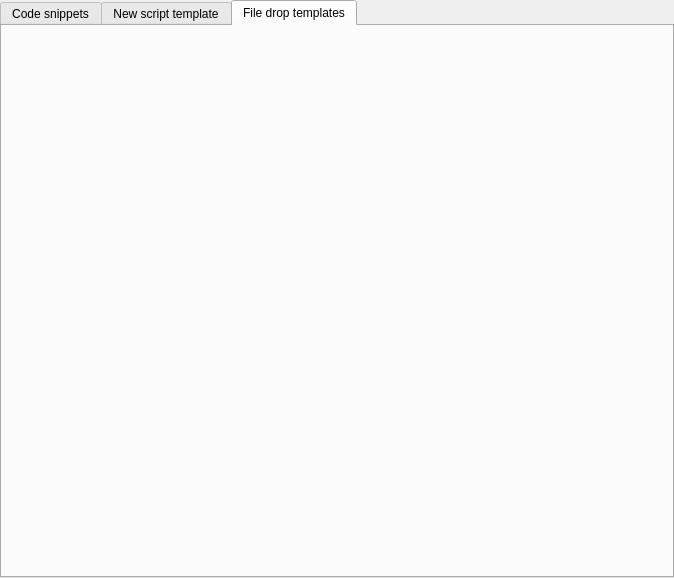
Above: src/script_templates/templates_dialog.ui from YomikoR/VapourSynth-Editor before the change. Below: the same form after it.
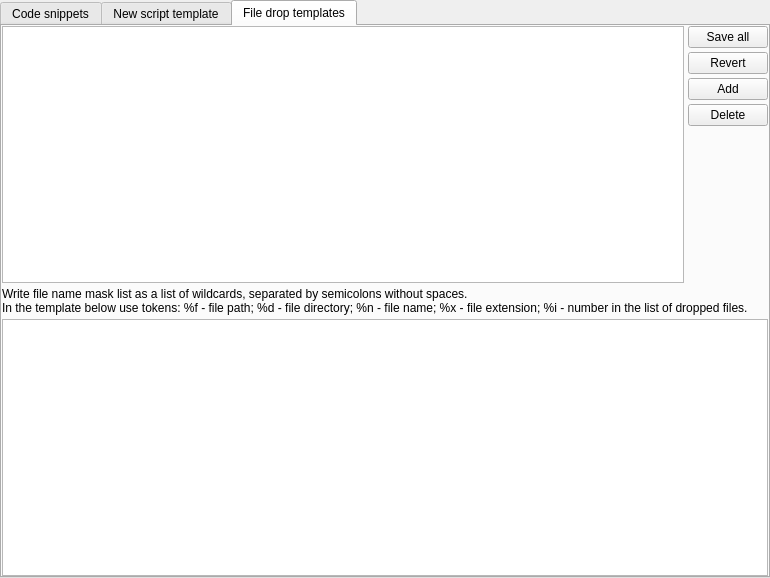
That is the form after the change. The open tabs and pages were chosen to show the change. Custom widgets are drawn as their Qt base class.

Commit message: File drop templates draft.

What changed in the file:
```diff
--- a/src/script_templates/templates_dialog.ui
+++ b/src/script_templates/templates_dialog.ui
@@ -6,7 +6,7 @@
    <rect>
     <x>0</x>
     <y>0</y>
-    <width>674</width>
+    <width>770</width>
     <height>578</height>
    </rect>
   </property>
@@ -173,6 +173,123 @@
       <attribute name="title">
        <string>File drop templates</string>
       </attribute>
+      <layout class="QVBoxLayout" name="verticalLayout_5">
+       <property name="spacing">
+        <number>4</number>
+       </property>
+       <property name="leftMargin">
+        <number>0</number>
+       </property>
+       <property name="topMargin">
+        <number>0</number>
+       </property>
+       <property name="rightMargin">
+        <number>0</number>
+       </property>
+       <property name="bottomMargin">
+        <number>0</number>
+       </property>
+       <item>
+        <layout class="QHBoxLayout" name="horizontalLayout_3">
+         <property name="spacing">
+          <number>4</number>
+         </property>
+         <item>
+          <widget class="QTableView" name="dropFileCategoryView">
+           <property name="alternatingRowColors">
+            <bool>true</bool>
+           </property>
+           <property name="selectionMode">
+            <enum>QAbstractItemView::SingleSelection</enum>
+           </property>
+           <property name="selectionBehavior">
+            <enum>QAbstractItemView::SelectRows</enum>
+           </property>
+           <property name="textElideMode">
+            <enum>Qt::ElideNone</enum>
+           </property>
+           <property name="verticalScrollMode">
+            <enum>QAbstractItemView::ScrollPerPixel</enum>
+           </property>
+           <property name="horizontalScrollMode">
+            <enum>QAbstractItemView::ScrollPerPixel</enum>
+           </property>
+           <attribute name="horizontalHeaderHighlightSections">
+            <bool>false</bool>
+           </attribute>
+           <attribute name="horizontalHeaderStretchLastSection">
+            <bool>true</bool>
+           </attribute>
+           <attribute name="verticalHeaderVisible">
+            <bool>false</bool>
+           </attribute>
+          </widget>
+         </item>
+         <item>
+          <layout class="QVBoxLayout" name="verticalLayout_4">
+           <property name="spacing">
+            <number>4</number>
+           </property>
+           <item>
+            <widget class="QPushButton" name="saveDropFileCategoriesButton">
+             <property name="text">
+              <string>Save all</string>
+             </property>
+            </widget>
+           </item>
+           <item>
+            <widget class="QPushButton" name="revertDropFileCategoriesButton">
+             <property name="text">
+              <string>Revert</string>
+             </property>
+            </widget>
+           </item>
+           <item>
+            <widget class="QPushButton" name="addDropFileCategoryButton">
+             <property name="text">
+              <string>Add</string>
+             </property>
+            </widget>
+           </item>
+           <item>
+            <widget class="QPushButton" name="deleteSelectedDropFileCategoryButton">
+             <property name="text">
+              <string>Delete</string>
+             </property>
+            </widget>
+           </item>
+           <item>
+            <spacer name="verticalSpacer">
+             <property name="orientation">
+              <enum>Qt::Vertical</enum>
+             </property>
+             <property name="sizeHint" stdset="0">
+              <size>
+               <width>20</width>
+               <height>40</height>
+              </size>
+             </property>
+            </spacer>
+           </item>
+          </layout>
+         </item>
+        </layout>
+       </item>
+       <item>
+        <widget class="QLabel" name="label">
+         <property name="text">
+          <string>Write file name mask list as a list of wildcards, separated by semicolons without spaces.
+In the template below use tokens: %f - file path; %d - file directory; %n - file name; %x - file extension; %i - number in the list of dropped files.</string>
+         </property>
+         <property name="wordWrap">
+          <bool>true</bool>
+         </property>
+        </widget>
+       </item>
+       <item>
+        <widget class="ScriptEditor" name="dropFileCategoryTemplateEdit"/>
+       </item>
+      </layout>
      </widget>
     </widget>
    </item>
```
Left out of the diff: 9 changed lines with no effect on the pictures. The commit also changes 13 other files.
